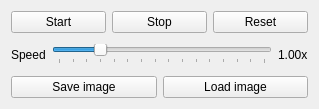
Above: testbed_qt/sim_control.ui from Easimer/trigen before the change. Below: the same form after it.
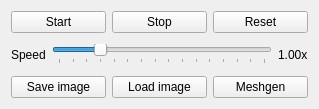
That is the form after the change.

Commit message:
Meshgen dialog, render hooks
- Prepare the dialog for mesh generation
- MainWindow now emits a render event so that other windows can draw
  into the GL viewport
- Load/save buttons now don't do anything if the dialog was cancelled
- Command_Render_Particles now store tha render parameters by value
- Set the default Qt surface format

```diff
--- a/testbed_qt/sim_control.ui
+++ b/testbed_qt/sim_control.ui
@@ -122,6 +122,13 @@
        </property>
       </widget>
      </item>
+     <item>
+      <widget class="QPushButton" name="btnMeshgen">
+       <property name="text">
+        <string>Meshgen</string>
+       </property>
+      </widget>
+     </item>
     </layout>
    </item>
   </layout>
```
The commit also changes 7 other files.
